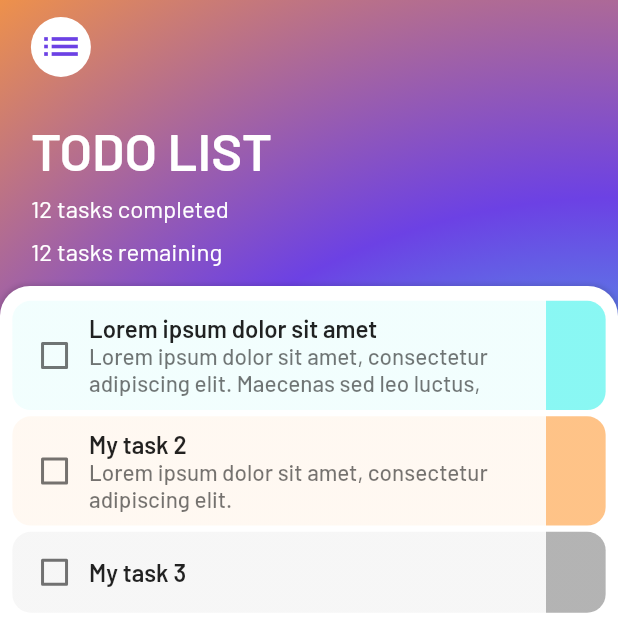
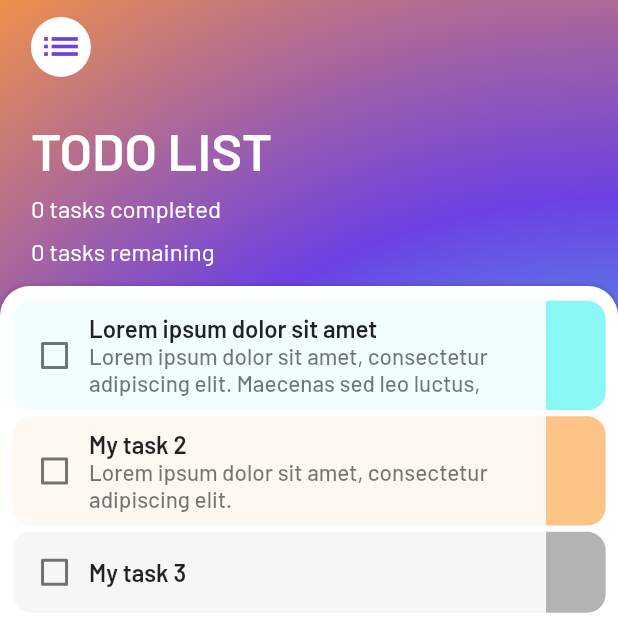
Before and after one commit to dvsu/todolist-app, a Flutter app: the screen it shows after launch, on a phone screen of 412 x 824 dp, the top half of it. Run offline on Flutter 3.47's test engine with Material 2 defaults, Android fonts, the phone set to English and light mode, and no system bars; our stand-ins replace flutter_keyboard_visibility, flutter_screenutil.

Commit message:
Add task tracker

```diff
--- a/lib/screens/task_screen.dart
+++ b/lib/screens/task_screen.dart
@@ -15,6 +15,8 @@ class TaskScreen extends StatefulWidget {
 
 class _TaskScreenState extends State<TaskScreen> {
   List<Task> tasks = Tasks.tasks;
+  int? taskCompleted = 0;
+  int? taskRemaining = 0;
 
   @override
   Widget build(BuildContext context) {
@@ -80,7 +82,7 @@ class _TaskScreenState extends State<TaskScreen> {
                   child: Container(
                     alignment: Alignment.topLeft,
                     child: Text(
-                      '12 tasks completed',
+                      '$taskCompleted tasks completed',
                       textAlign: TextAlign.left,
                       style: taskTrackerTextStyle,
                     ),
@@ -94,7 +96,7 @@ class _TaskScreenState extends State<TaskScreen> {
                   child: Container(
                     alignment: Alignment.topLeft,
                     child: Text(
-                      '12 tasks remaining',
+                      '$taskRemaining tasks remaining',
                       textAlign: TextAlign.left,
                       style: taskTrackerTextStyle,
                     ),
@@ -107,6 +109,13 @@ class _TaskScreenState extends State<TaskScreen> {
                   decoration: tasksListDecoration,
                   child: TasksList(
                     tasks: tasks,
+                    taskTrackerCallback: (trackedTasks) {
+                      taskCompleted = trackedTasks['completed'];
+                      taskRemaining = trackedTasks['remaining'];
+                      if (trackedTasks['initialized'] == true) {
+                        setState(() {});
+                      }
+                    },
                     //onPressed:
                   ),
                 ),
--- a/lib/widgets/tasks_list.dart
+++ b/lib/widgets/tasks_list.dart
@@ -1,20 +1,41 @@
 import 'package:flutter/material.dart';
 import 'package:flutter_screenutil/flutter_screenutil.dart';
 import 'package:todolist_app/widgets/task_card.dart';
-import 'package:todolist_app/model/task_color.dart';
 import 'package:todolist_app/model/task.dart';
 
 class TasksList extends StatefulWidget {
   final List<Task> tasks;
-  //final Function(bool?, int) onPressed;
+  final Function(Map<String, dynamic>) taskTrackerCallback;
 
-  TasksList({required this.tasks});
+  TasksList({required this.tasks, required this.taskTrackerCallback});
 
   @override
   _TasksListState createState() => _TasksListState();
 }
 
 class _TasksListState extends State<TasksList> {
+  int taskCompleted = 0;
+  int taskRemaining = 0;
+  bool initialized = false;
+
+  @override
+  void initState() {
+    super.initState();
+    for (Task task in widget.tasks) {
+      if (task.isTaskCompleted == true) {
+        taskCompleted += 1;
+      } else {
+        taskRemaining += 1;
+      }
+    }
+    widget.taskTrackerCallback({
+      'completed': taskCompleted,
+      'remaining': taskRemaining,
+      'initialized': initialized
+    });
+    initialized = true;
+  }
+
   @override
   Widget build(BuildContext context) {
     return Padding(
@@ -30,6 +51,18 @@ class _TasksListState extends State<TasksList> {
               setState(
                 () {
                   widget.tasks[index].isTaskCompleted = updatedState ?? false;
+                  if (updatedState == true) {
+                    taskCompleted += 1;
+                    taskRemaining -= 1;
+                  } else {
+                    taskCompleted -= 1;
+                    taskRemaining += 1;
+                  }
+                  widget.taskTrackerCallback({
+                    'completed': taskCompleted,
+                    'remaining': taskRemaining,
+                    'initialized': initialized
+                  });
                 },
               );
             },
```
Also changed, not shown: lib/theme/decoration.dart (+15 -0 lines).
